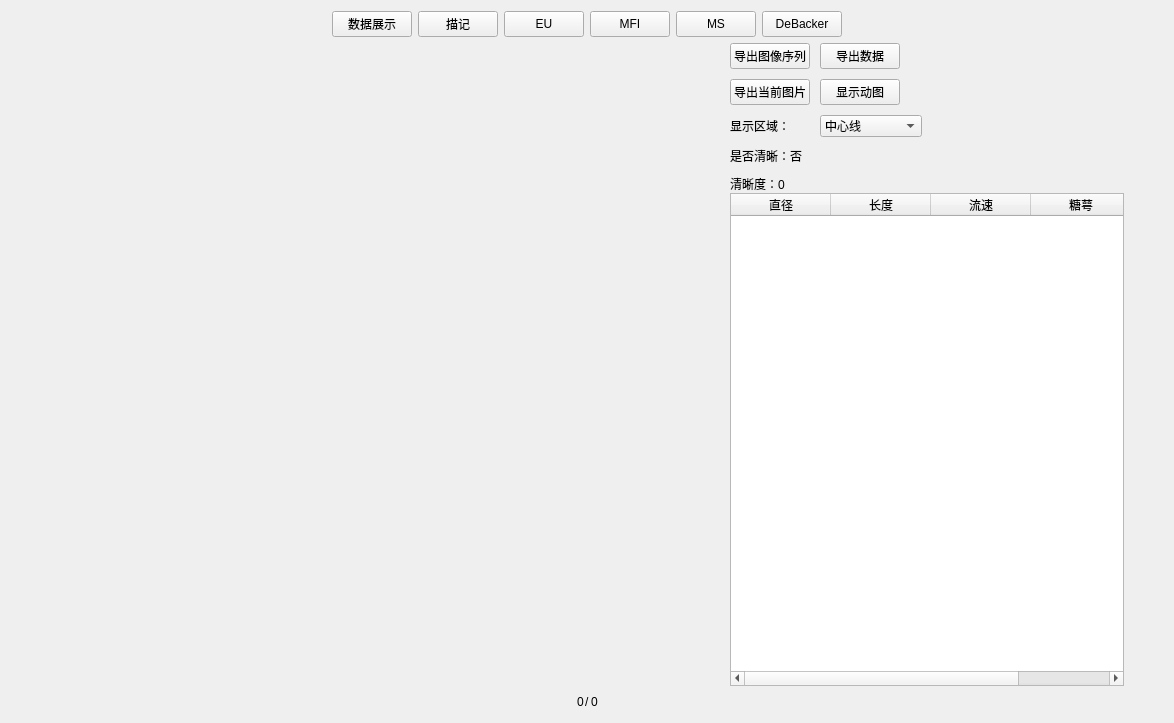
7723li/flowrate, file DataAnalysis.ui: the form before one commit.
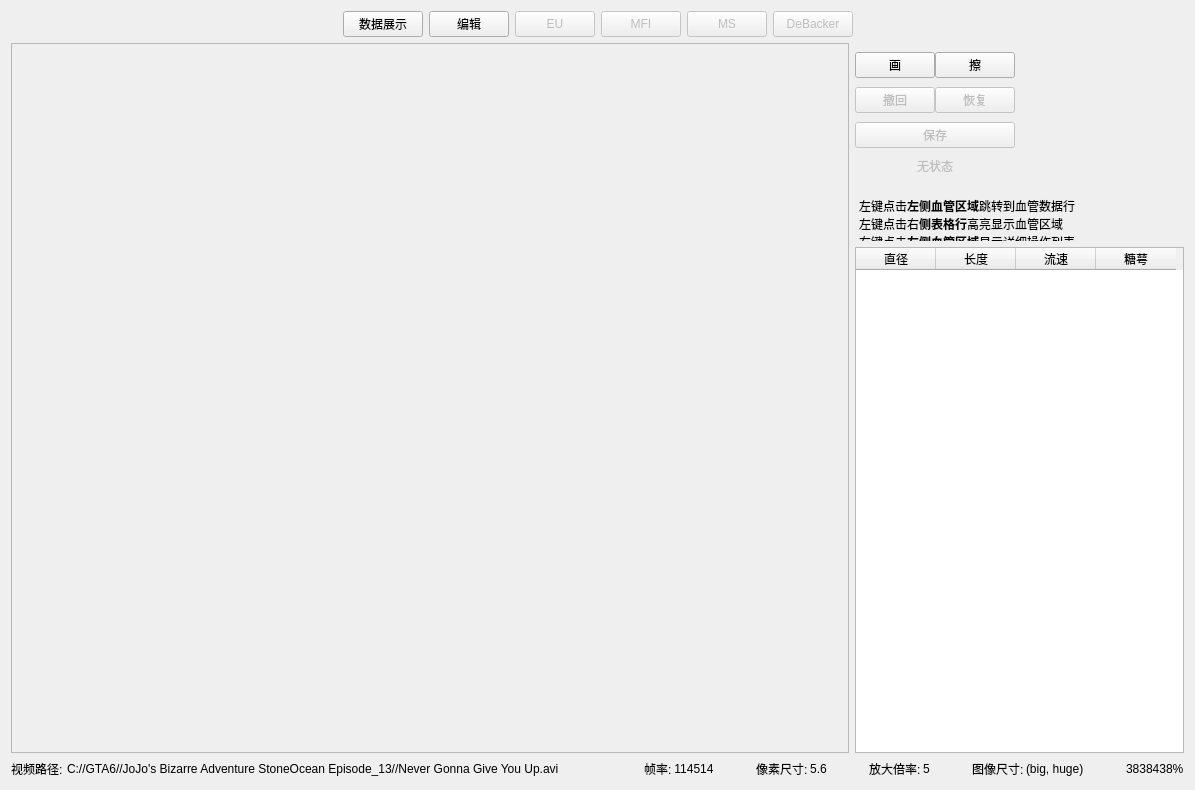
The form after the commit. Icons and pictures are not drawn.

Commit message:
V1.03 算法部分： 1、修复了防抖区域对齐算法 当血管区域较为集中在图中某一区域时 对齐后的血管区域会产生缺失的问题 2、修改了糖萼算法的获取中心线角度方法 配手动更新的血管无法调用get_contour_angle_xld算子的情况     3.1、修改了糖萼计算的Qt接口 新增了是否手动刷新数据的判断 新增了"手动"和直接"参数 3、图像算法Qt接口 新增了reCalculateAll接口 提供给血管描记后重新计算血管信息和算法数据调用
界面部分：
1、优化了加载历史视频记录的操作 在软件启动完成后再进行
2、数据库接口 新增了更新血管信息的接口 提供给血管描记完毕后调用
3、更改了数据分析界面的血管区域显示方案 弃用QGraphics系列 改用普通的QWidget+QPainter
4、添加了血管描记界面 描绘和擦除沿用QWidget+QPainter+QMouseEvent 点击保存时自动调用 4/6的接口进行更新并保存
5、修改了加载血管点的方法 直接使用QPainter的drawPoints方法描绘血管点
6、修改了描绘时补点的方法 使用QLineF的percent方法获取线上的各点坐标
7、增加了血管编辑功能，手动增加/删除/擦除部分血管后，重新保存更新可以刷新对应血管的微循环或算法数据
8、打包脚本中漏了数据库驱动

The edit to the form file:
```diff
--- a/DataAnalysis.ui
+++ b/DataAnalysis.ui
@@ -6,8 +6,8 @@
    <rect>
     <x>0</x>
     <y>0</y>
-    <width>1174</width>
-    <height>723</height>
+    <width>1195</width>
+    <height>790</height>
    </rect>
   </property>
   <property name="windowTitle">
@@ -17,7 +17,7 @@
    <iconset resource="flowrate.qrc">
     <normaloff>:/icons/image/icon.ico</normaloff>:/icons/image/icon.ico</iconset>
   </property>
-  <layout class="QVBoxLayout" name="verticalLayout_2">
+  <layout class="QVBoxLayout" name="verticalLayout_2" stretch="0,1,0">
    <item>
     <layout class="QHBoxLayout" name="horizontalLayout_5">
      <item>
@@ -61,12 +61,15 @@
         <enum>Qt::NoFocus</enum>
        </property>
        <property name="text">
-        <string>描记</string>
+        <string>编辑</string>
        </property>
       </widget>
      </item>
      <item>
       <widget class="QPushButton" name="EU">
+       <property name="enabled">
+        <bool>false</bool>
+       </property>
        <property name="sizePolicy">
         <sizepolicy hsizetype="Preferred" vsizetype="Preferred">
          <horstretch>0</horstretch>
@@ -86,6 +89,9 @@
      </item>
      <item>
       <widget class="QPushButton" name="MFI">
+       <property name="enabled">
+        <bool>false</bool>
+       </property>
        <property name="sizePolicy">
         <sizepolicy hsizetype="Preferred" vsizetype="Preferred">
          <horstretch>0</horstretch>
@@ -105,6 +111,9 @@
      </item>
      <item>
       <widget class="QPushButton" name="MS">
+       <property name="enabled">
+        <bool>false</bool>
+       </property>
        <property name="sizePolicy">
         <sizepolicy hsizetype="Preferred" vsizetype="Preferred">
          <horstretch>0</horstretch>
@@ -121,6 +130,9 @@
      </item>
      <item>
       <widget class="QPushButton" name="DeBacker">
+       <property name="enabled">
+        <bool>false</bool>
+       </property>
        <property name="sizePolicy">
         <sizepolicy hsizetype="Preferred" vsizetype="Preferred">
          <horstretch>0</horstretch>
@@ -151,102 +163,38 @@
     </layout>
    </item>
    <item>
-    <layout class="QGridLayout" name="gridLayout_2" columnstretch="1,1,0,10,1">
-     <item row="0" column="0">
-      <spacer name="horizontalSpacer">
-       <property name="orientation">
-        <enum>Qt::Horizontal</enum>
+    <layout class="QHBoxLayout" name="horizontalLayout_2" stretch="1,0">
+     <item>
+      <widget class="QScrollArea" name="sceneWidgetScrollArea">
+       <property name="widgetResizable">
+        <bool>false</bool>
        </property>
-       <property name="sizeHint" stdset="0">
-        <size>
-         <width>40</width>
-         <height>20</height>
-        </size>
+       <property name="alignment">
+        <set>Qt::AlignCenter</set>
        </property>
-      </spacer>
-     </item>
-     <item row="0" column="1">
-      <widget class="QGraphicsView" name="view">
-       <property name="sizePolicy">
-        <sizepolicy hsizetype="Expanding" vsizetype="Expanding">
-         <horstretch>0</horstretch>
-         <verstretch>0</verstretch>
-        </sizepolicy>
-       </property>
-       <property name="minimumSize">
-        <size>
-         <width>656</width>
-         <height>492</height>
-        </size>
-       </property>
-       <property name="maximumSize">
-        <size>
-         <width>656</width>
-         <height>492</height>
-        </size>
-       </property>
-       <property name="styleSheet">
-        <string notr="true">background-color:transparent;
-border:0px solid black;</string>
-       </property>
-       <property name="verticalScrollBarPolicy">
-        <enum>Qt::ScrollBarAlwaysOff</enum>
-       </property>
-       <property name="horizontalScrollBarPolicy">
-        <enum>Qt::ScrollBarAlwaysOff</enum>
-       </property>
+       <widget class="QWidget" name="scrollAreaWidgetContents">
+        <property name="geometry">
+         <rect>
+          <x>70</x>
+          <y>58</y>
+          <width>707</width>
+          <height>596</height>
+         </rect>
+        </property>
+       </widget>
       </widget>
      </item>
-     <item row="0" column="2">
-      <spacer name="horizontalSpacer_3">
-       <property name="orientation">
-        <enum>Qt::Horizontal</enum>
-       </property>
-       <property name="sizeHint" stdset="0">
-        <size>
-         <width>18</width>
-         <height>20</height>
-        </size>
-       </property>
-      </spacer>
-     </item>
-     <item row="0" column="4">
-      <spacer name="horizontalSpacer_2">
-       <property name="orientation">
-        <enum>Qt::Horizontal</enum>
-       </property>
-       <property name="sizeHint" stdset="0">
-        <size>
-         <width>40</width>
-         <height>20</height>
-        </size>
-       </property>
-      </spacer>
-     </item>
-     <item row="1" column="1">
-      <spacer name="verticalSpacer">
-       <property name="orientation">
-        <enum>Qt::Vertical</enum>
-       </property>
-       <property name="sizeHint" stdset="0">
-        <size>
-         <width>20</width>
-         <height>40</height>
-        </size>
-       </property>
-      </spacer>
-     </item>
-     <item row="0" column="3" rowspan="2">
-      <layout class="QVBoxLayout" name="verticalLayout" stretch="0,1">
+     <item>
+      <layout class="QVBoxLayout" name="verticalLayout" stretch="0,0,1">
        <property name="spacing">
-        <number>0</number>
+        <number>6</number>
        </property>
        <item>
         <widget class="QStackedWidget" name="stackedWidget">
          <property name="currentIndex">
-          <number>0</number>
+          <number>1</number>
          </property>
-         <widget class="QWidget" name="page">
+         <widget class="QWidget" name="pageDataDisplay">
           <layout class="QHBoxLayout" name="horizontalLayout">
            <property name="spacing">
             <number>0</number>
@@ -265,42 +213,29 @@
            </property>
            <item>
             <layout class="QGridLayout" name="gridLayout">
-             <property name="spacing">
-              <number>10</number>
+             <property name="horizontalSpacing">
+              <number>6</number>
              </property>
-             <item row="0" column="0">
-              <widget class="QPushButton" name="exportImageList">
+             <property name="verticalSpacing">
+              <number>8</number>
+             </property>
+             <item row="3" column="0">
+              <widget class="QLabel" name="isSharp">
                <property name="sizePolicy">
-                <sizepolicy hsizetype="Fixed" vsizetype="Preferred">
+                <sizepolicy hsizetype="Fixed" vsizetype="Fixed">
                  <horstretch>0</horstretch>
                  <verstretch>0</verstretch>
                 </sizepolicy>
                </property>
-               <property name="focusPolicy">
-                <enum>Qt::NoFocus</enum>
-               </property>
                <property name="text">
-                <string>导出图像序列</string>
-               </property>
-              </widget>
-             </item>
-             <item row="0" column="1">
-              <widget class="QPushButton" name="exportData">
-               <property name="sizePolicy">
-                <sizepolicy hsizetype="Fixed" vsizetype="Preferred">
-                 <horstretch>0</horstretch>
-                 <verstretch>0</verstretch>
-                </sizepolicy>
-               </property>
-               <property name="text">
-                <string>导出数据</string>
+                <string>是否清晰：否</string>
                </property>
               </widget>
              </item>
              <item row="1" column="0">
               <widget class="QPushButton" name="exportCurrentImage">
                <property name="sizePolicy">
-                <sizepolicy hsizetype="Fixed" vsizetype="Preferred">
+                <sizepolicy hsizetype="Fixed" vsizetype="Fixed">
                  <horstretch>0</horstretch>
                  <verstretch>0</verstretch>
                 </sizepolicy>
@@ -313,32 +248,19 @@
                </property>
               </widget>
              </item>
-             <item row="1" column="1">
-              <widget class="QPushButton" name="showGif">
+             <item row="0" column="0">
+              <widget class="QPushButton" name="exportImageList">
                <property name="sizePolicy">
-                <sizepolicy hsizetype="Fixed" vsizetype="Preferred">
+                <sizepolicy hsizetype="Fixed" vsizetype="Fixed">
                  <horstretch>0</horstretch>
                  <verstretch>0</verstretch>
                 </sizepolicy>
                </property>
-               <property name="text">
-                <string>显示动图</string>
+               <property name="focusPolicy">
+                <enum>Qt::NoFocus</enum>
                </property>
-              </widget>
-             </item>
-             <item row="2" column="0">
-              <widget class="QLabel" name="label">
-               <property name="sizePolicy">
-                <sizepolicy hsizetype="Fixed" vsizetype="Preferred">
-                 <horstretch>0</horstretch>
-                 <verstretch>0</verstretch>
-                </sizepolicy>
-               </property>
                <property name="text">
-                <string>显示区域：</string>
-               </property>
-               <property name="alignment">
-                <set>Qt::AlignRight|Qt::AlignTrailing|Qt::AlignVCenter</set>
+                <string>导出图像序列</string>
                </property>
               </widget>
              </item>
@@ -377,23 +299,10 @@
                </item>
               </widget>
              </item>
-             <item row="3" column="0" colspan="2">
-              <widget class="QLabel" name="isSharp">
-               <property name="sizePolicy">
-                <sizepolicy hsizetype="Fixed" vsizetype="Preferred">
-                 <horstretch>0</horstretch>
-                 <verstretch>0</verstretch>
-                </sizepolicy>
-               </property>
-               <property name="text">
-                <string>是否清晰：否</string>
-               </property>
-              </widget>
-             </item>
-             <item row="4" column="0" colspan="2">
+             <item row="3" column="1">
               <widget class="QLabel" name="sharpness">
                <property name="sizePolicy">
-                <sizepolicy hsizetype="Fixed" vsizetype="Preferred">
+                <sizepolicy hsizetype="Fixed" vsizetype="Fixed">
                  <horstretch>0</horstretch>
                  <verstretch>0</verstretch>
                 </sizepolicy>
@@ -403,6 +312,120 @@
                </property>
               </widget>
              </item>
+             <item row="4" column="0" colspan="2">
+              <layout class="QHBoxLayout" name="horizontalLayout_3" stretch="1,0,0,0,1">
+               <property name="spacing">
+                <number>1</number>
+               </property>
+               <item>
+                <spacer name="horizontalSpacer_4">
+                 <property name="orientation">
+                  <enum>Qt::Horizontal</enum>
+                 </property>
+                 <property name="sizeHint" stdset="0">
+                  <size>
+                   <width>40</width>
+                   <height>20</height>
+                  </size>
+                 </property>
+                </spacer>
+               </item>
+               <item>
+                <widget class="QLabel" name="currentPageIndex">
+                 <property name="sizePolicy">
+                  <sizepolicy hsizetype="Fixed" vsizetype="Fixed">
+                   <horstretch>0</horstretch>
+                   <verstretch>0</verstretch>
+                  </sizepolicy>
+                 </property>
+                 <property name="text">
+                  <string>0</string>
+                 </property>
+                </widget>
+               </item>
+               <item>
+                <widget class="QLabel" name="dash">
+                 <property name="sizePolicy">
+                  <sizepolicy hsizetype="Fixed" vsizetype="Fixed">
+                   <horstretch>0</horstretch>
+                   <verstretch>0</verstretch>
+                  </sizepolicy>
+                 </property>
+                 <property name="text">
+                  <string>/</string>
+                 </property>
+                </widget>
+               </item>
+               <item>
+                <widget class="QLabel" name="totalPageCount">
+                 <property name="sizePolicy">
+                  <sizepolicy hsizetype="Fixed" vsizetype="Fixed">
+                   <horstretch>0</horstretch>
+                   <verstretch>0</verstretch>
+                  </sizepolicy>
+                 </property>
+                 <property name="text">
+                  <string>0</string>
+                 </property>
+                </widget>
+               </item>
+               <item>
+                <spacer name="horizontalSpacer_5">
+                 <property name="orientation">
+                  <enum>Qt::Horizontal</enum>
+                 </property>
+                 <property name="sizeHint" stdset="0">
+                  <size>
+                   <width>40</width>
+                   <height>20</height>
+                  </size>
+                 </property>
+                </spacer>
+               </item>
+              </layout>
+             </item>
+             <item row="0" column="1">
+              <widget class="QPushButton" name="exportData">
+               <property name="sizePolicy">
+                <sizepolicy hsizetype="Fixed" vsizetype="Fixed">
+                 <horstretch>0</horstretch>
+                 <verstretch>0</verstretch>
+                </sizepolicy>
+               </property>
+               <property name="text">
+                <string>导出数据</string>
+               </property>
+              </widget>
+             </item>
+             <item row="1" column="1">
+              <widget class="QPushButton" name="showGif">
+               <property name="sizePolicy">
+                <sizepolicy hsizetype="Fixed" vsizetype="Fixed">
+                 <horstretch>0</horstretch>
+                 <verstretch>0</verstretch>
+                </sizepolicy>
+               </property>
+               <property name="text">
+                <string>显示动图</string>
+               </property>
+              </widget>
+             </item>
+             <item row="2" column="0">
+              <widget class="QLabel" name="label">
+               <property name="sizePolicy">
+                <sizepolicy hsizetype="Fixed" vsizetype="Fixed">
+                 <horstretch>0</horstretch>
+                 <verstretch>0</verstretch>
+                </sizepolicy>
+               </property>
+               <property name="text">
+                <string>显示区域：</string>
+               </property>
+               <property name="alignment">
+                <set>Qt::AlignRight|Qt::AlignTrailing|Qt::AlignVCenter</set>
+               </property>
+              </widget>
+             </item>
             </layout>
            </item>
            <item>
@@ -420,10 +443,189 @@
            </item>
           </layout>
          </widget>
+         <widget class="QWidget" name="pageVesselGraph">
+          <layout class="QHBoxLayout" name="horizontalLayout_4">
+           <property name="spacing">
+            <number>0</number>
+           </property>
+           <property name="leftMargin">
+            <number>0</number>
+           </property>
+           <property name="topMargin">
+            <number>0</number>
+           </property>
+           <property name="rightMargin">
+            <number>0</number>
+           </property>
+           <property name="bottomMargin">
+            <number>0</number>
+           </property>
+           <item>
+            <layout class="QGridLayout" name="gridLayout_2">
+             <item row="1" column="1">
+              <widget class="QPushButton" name="recover">
+               <property name="enabled">
+                <bool>false</bool>
+               </property>
+               <property name="sizePolicy">
+                <sizepolicy hsizetype="Fixed" vsizetype="Fixed">
+                 <horstretch>0</horstretch>
+                 <verstretch>0</verstretch>
+                </sizepolicy>
+               </property>
+               <property name="text">
+                <string>恢复</string>
+               </property>
+              </widget>
+             </item>
+             <item row="0" column="1">
+              <widget class="QPushButton" name="eraseVessel">
+               <property name="sizePolicy">
+                <sizepolicy hsizetype="Fixed" vsizetype="Fixed">
+                 <horstretch>0</horstretch>
+                 <verstretch>0</verstretch>
+                </sizepolicy>
+               </property>
+               <property name="text">
+                <string>擦</string>
+               </property>
+              </widget>
+             </item>
+             <item row="0" column="0">
+              <widget class="QPushButton" name="drawVessel">
+               <property name="sizePolicy">
+                <sizepolicy hsizetype="Fixed" vsizetype="Fixed">
+                 <horstretch>0</horstretch>
+                 <verstretch>0</verstretch>
+                </sizepolicy>
+               </property>
+               <property name="text">
+                <string>画</string>
+               </property>
+              </widget>
+             </item>
+             <item row="2" column="0" colspan="2">
+              <widget class="QPushButton" name="vesselGraphSave">
+               <property name="enabled">
+                <bool>false</bool>
+               </property>
+               <property name="text">
+                <string>保存</string>
+               </property>
+              </widget>
+             </item>
+             <item row="1" column="0">
+              <widget class="QPushButton" name="revert">
+               <property name="enabled">
+                <bool>false</bool>
+               </property>
+               <property name="sizePolicy">
+                <sizepolicy hsizetype="Fixed" vsizetype="Fixed">
+                 <horstretch>0</horstretch>
+                 <verstretch>0</verstretch>
+                </sizepolicy>
+               </property>
+               <property name="text">
+                <string>撤回</string>
+               </property>
+              </widget>
+             </item>
+             <item row="3" column="0" colspan="2">
+              <widget class="QLabel" name="saveTip">
+               <property name="enabled">
+                <bool>false</bool>
+               </property>
+               <property name="sizePolicy">
+                <sizepolicy hsizetype="Preferred" vsizetype="Fixed">
+                 <horstretch>0</horstretch>
+                 <verstretch>0</verstretch>
+                </sizepolicy>
+               </property>
+               <property name="text">
+                <string>无状态</string>
+               </property>
+               <property name="alignment">
+                <set>Qt::AlignCenter</set>
+               </property>
+              </widget>
+             </item>
+            </layout>
+           </item>
+           <item>
+            <spacer name="horizontalSpacer_10">
+             <property name="orientation">
+              <enum>Qt::Horizontal</enum>
+             </property>
+             <property name="sizeHint" stdset="0">
+              <size>
+               <width>40</width>
+               <height>20</height>
+              </size>
+             </property>
+            </spacer>
+           </item>
+          </layout>
+         </widget>
+        </widget>
+       </item>
+       <item>
+        <widget class="QTextEdit" name="textEdit">
+         <property name="sizePolicy">
+          <sizepolicy hsizetype="Preferred" vsizetype="Fixed">
+           <horstretch>0</horstretch>
+           <verstretch>0</verstretch>
+          </sizepolicy>
+         </property>
+         <property name="maximumSize">
+          <size>
+           <width>16777215</width>
+           <height>48</height>
+          </size>
+         </property>
+         <property name="styleSheet">
+          <string notr="true">background-color:transparent;
+border:0px transparent solid;</string>
+         </property>
+         <property name="verticalScrollBarPolicy">
+          <enum>Qt::ScrollBarAlwaysOff</enum>
+         </property>
+         <property name="horizontalScrollBarPolicy">
+          <enum>Qt::ScrollBarAsNeeded</enum>
+         </property>
+         <property name="lineWrapMode">
+          <enum>QTextEdit::WidgetWidth</enum>
+         </property>
+         <property name="lineWrapColumnOrWidth">
+          <number>0</number>
+         </property>
+         <property name="readOnly">
+          <bool>true</bool>
+         </property>
+         <property name="html">
+          <string>&lt;!DOCTYPE HTML PUBLIC &quot;-//W3C//DTD HTML 4.0//EN&quot; &quot;http://www.w3.org/TR/REC-html40/strict.dtd&quot;&gt;
+&lt;html&gt;&lt;head&gt;&lt;meta name=&quot;qrichtext&quot; content=&quot;1&quot; /&gt;&lt;style type=&quot;text/css&quot;&gt;
+p, li { white-space: pre-wrap; }
+&lt;/style&gt;&lt;/head&gt;&lt;body style=&quot; font-family:'SimSun'; font-size:7.2pt; font-weight:400; font-style:normal;&quot;&gt;
+&lt;p style=&quot; margin-top:0px; margin-bottom:0px; margin-left:0px; margin-right:0px; -qt-block-indent:0; text-indent:0px;&quot;&gt;&lt;span style=&quot; font-family:'SimSun'; font-size:9pt;&quot;&gt;左键点击&lt;/span&gt;&lt;span style=&quot; font-family:'SimSun'; font-size:9pt; font-weight:600;&quot;&gt;左侧血管区域&lt;/span&gt;&lt;span style=&quot; font-family:'SimSun'; font-size:9pt;&quot;&gt;跳转到血管数据行&lt;/span&gt;&lt;/p&gt;
+&lt;p style=&quot; margin-top:0px; margin-bottom:0px; margin-left:0px; margin-right:0px; -qt-block-indent:0; text-indent:0px;&quot;&gt;&lt;span style=&quot; font-family:'SimSun'; font-size:9pt;&quot;&gt;左键点击右&lt;/span&gt;&lt;span style=&quot; font-family:'SimSun'; font-size:9pt; font-weight:600;&quot;&gt;侧表格行&lt;/span&gt;&lt;span style=&quot; font-family:'SimSun'; font-size:9pt;&quot;&gt;高亮显示血管区域&lt;/span&gt;&lt;/p&gt;
+&lt;p style=&quot; margin-top:0px; margin-bottom:0px; margin-left:0px; margin-right:0px; -qt-block-indent:0; text-indent:0px;&quot;&gt;&lt;span style=&quot; font-family:'SimSun'; font-size:9pt;&quot;&gt;右键点击&lt;/span&gt;&lt;span style=&quot; font-family:'SimSun'; font-size:9pt; font-weight:600;&quot;&gt;左侧血管区域&lt;/span&gt;&lt;span style=&quot; font-family:'SimSun'; font-size:9pt;&quot;&gt;显示详细操作列表&lt;/span&gt;&lt;/p&gt;&lt;/body&gt;&lt;/html&gt;</string>
+         </property>
         </widget>
        </item>
        <item>
         <widget class="QTableWidget" name="dataDisplayList">
+         <property name="sizePolicy">
+          <sizepolicy hsizetype="Preferred" vsizetype="Preferred">
+           <horstretch>0</horstretch>
+           <verstretch>0</verstretch>
+          </sizepolicy>
+         </property>
+         <attribute name="horizontalHeaderDefaultSectionSize">
+          <number>80</number>
+         </attribute>
+         <attribute name="verticalHeaderDefaultSectionSize">
+          <number>30</number>
+         </attribute>
          <column>
           <property name="text">
            <string>直径</string>
@@ -451,12 +653,39 @@
     </layout>
    </item>
    <item>
-    <layout class="QHBoxLayout" name="horizontalLayout_3" stretch="1,0,0,0,1">
+    <layout class="QHBoxLayout" name="horizontalLayout_6" stretch="0,1,0,0,1,0,0,1,0,0,1,0,0,0,0,0">
      <property name="spacing">
-      <number>1</number>
+      <number>2</number>
      </property>
      <item>
-      <spacer name="horizontalSpacer_4">
+      <widget class="QLabel" name="videoAbsPathLabel">
+       <property name="sizePolicy">
+        <sizepolicy hsizetype="Fixed" vsizetype="Preferred">
+         <horstretch>0</horstretch>
+         <verstretch>0</verstretch>
+        </sizepolicy>
+       </property>
+       <property name="text">
+        <string>视频路径:</string>
+       </property>
+      </widget>
+     </item>
+     <item>
+      <widget class="QLineEdit" name="videoAbsPath">
+       <property name="styleSheet">
+        <string notr="true">background-color:transparent;
+border:0px transparent solid;</string>
+       </property>
+       <property name="text">
+        <string>C://GTA6//JoJo's Bizarre Adventure StoneOcean Episode_13//Never Gonna Give You Up.avi</string>
+       </property>
+       <property name="readOnly">
+        <bool>true</bool>
+       </property>
+      </widget>
+     </item>
+     <item>
+      <spacer name="horizontalSpacer">
        <property name="orientation">
         <enum>Qt::Horizontal</enum>
        </property>
@@ -469,28 +698,78 @@
       </spacer>
      </item>
      <item>
-      <widget class="QLabel" name="currentPageIndex">
+      <widget class="QLabel" name="fpsLabel">
+       <property name="sizePolicy">
+        <sizepolicy hsizetype="Fixed" vsizetype="Preferred">
+         <horstretch>0</horstretch>
+         <verstretch>0</verstretch>
+        </sizepolicy>
+       </property>
        <property name="text">
-        <string>0</string>
+        <string>帧率:</string>
        </property>
       </widget>
      </item>
      <item>
-      <widget class="QLabel" name="dash">
+      <widget class="QLabel" name="fps">
+       <property name="sizePolicy">
+        <sizepolicy hsizetype="Fixed" vsizetype="Preferred">
+         <horstretch>0</horstretch>
+         <verstretch>0</verstretch>
+        </sizepolicy>
+       </property>
        <property name="text">
-        <string>/</string>
+        <string>114514</string>
        </property>
+       <property name="alignment">
+        <set>Qt::AlignCenter</set>
+       </property>
       </widget>
      </item>
      <item>
-      <widget class="QLabel" name="totalPageCount">
+      <spacer name="horizontalSpacer_2">
+       <property name="orientation">
+        <enum>Qt::Horizontal</enum>
+       </property>
+       <property name="sizeHint" stdset="0">
+        <size>
+         <width>40</width>
+         <height>20</height>
+        </size>
+       </property>
+      </spacer>
+     </item>
+     <item>
+      <widget class="QLabel" name="pixelsizeLabel">
+       <property name="sizePolicy">
+        <sizepolicy hsizetype="Fixed" vsizetype="Preferred">
+         <horstretch>0</horstretch>
+         <verstretch>0</verstretch>
+        </sizepolicy>
+       </property>
        <property name="text">
-        <string>0</string>
+        <string>像素尺寸:</string>
        </property>
       </widget>
      </item>
      <item>
-      <spacer name="horizontalSpacer_5">
+      <widget class="QLabel" name="pixelsize">
+       <property name="sizePolicy">
+        <sizepolicy hsizetype="Fixed" vsizetype="Preferred">
+         <horstretch>0</horstretch>
+         <verstretch>0</verstretch>
+        </sizepolicy>
+       </property>
+       <property name="text">
+        <string>5.6</string>
+       </property>
+       <property name="alignment">
+        <set>Qt::AlignCenter</set>
+       </property>
+      </widget>
+     </item>
+     <item>
+      <spacer name="horizontalSpacer_3">
        <property name="orientation">
         <enum>Qt::Horizontal</enum>
        </property>
@@ -502,6 +781,82 @@
        </property>
       </spacer>
      </item>
+     <item>
+      <widget class="QLabel" name="magnificationlabel">
+       <property name="sizePolicy">
+        <sizepolicy hsizetype="Fixed" vsizetype="Preferred">
+         <horstretch>0</horstretch>
+         <verstretch>0</verstretch>
+        </sizepolicy>
+       </property>
+       <property name="text">
+        <string>放大倍率:</string>
+       </property>
+      </widget>
+     </item>
+     <item>
+      <widget class="QLabel" name="magnification">
+       <property name="sizePolicy">
+        <sizepolicy hsizetype="Fixed" vsizetype="Preferred">
+         <horstretch>0</horstretch>
+         <verstretch>0</verstretch>
+        </sizepolicy>
+       </property>
+       <property name="text">
+        <string>5</string>
+       </property>
+       <property name="alignment">
+        <set>Qt::AlignCenter</set>
+       </property>
+      </widget>
+     </item>
+     <item>
+      <spacer name="horizontalSpacer_9">
+       <property name="orientation">
+        <enum>Qt::Horizontal</enum>
+       </property>
+       <property name="sizeHint" stdset="0">
+        <size>
+         <width>40</width>
+         <height>20</height>
+        </size>
+       </property>
+      </spacer>
+     </item>
+     <item>
+      <widget class="QLabel" name="imagesizelabel">
+       <property name="text">
+        <string>图像尺寸:</string>
+       </property>
+      </widget>
+     </item>
+     <item>
+      <widget class="QLabel" name="imagesize">
+       <property name="text">
+        <string>(big, huge)</string>
+       </property>
+      </widget>
+     </item>
+     <item>
+      <spacer name="horizontalSpacer_11">
+       <property name="orientation">
+        <enum>Qt::Horizontal</enum>
+       </property>
+       <property name="sizeHint" stdset="0">
+        <size>
+         <width>40</width>
+         <height>20</height>
+        </size>
+       </property>
+      </spacer>
+     </item>
+     <item>
+      <widget class="QLabel" name="percent">
+       <property name="text">
+        <string>3838438%</string>
+       </property>
+      </widget>
+     </item>
     </layout>
    </item>
   </layout>
```
The commit also changes 27 other files.
